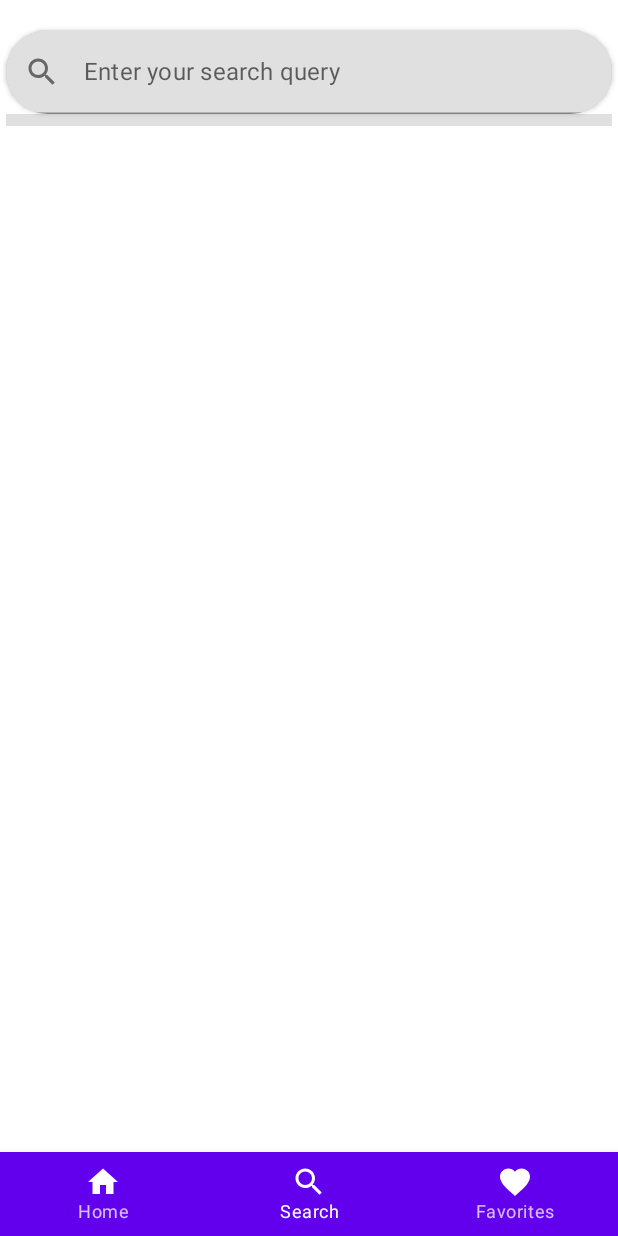
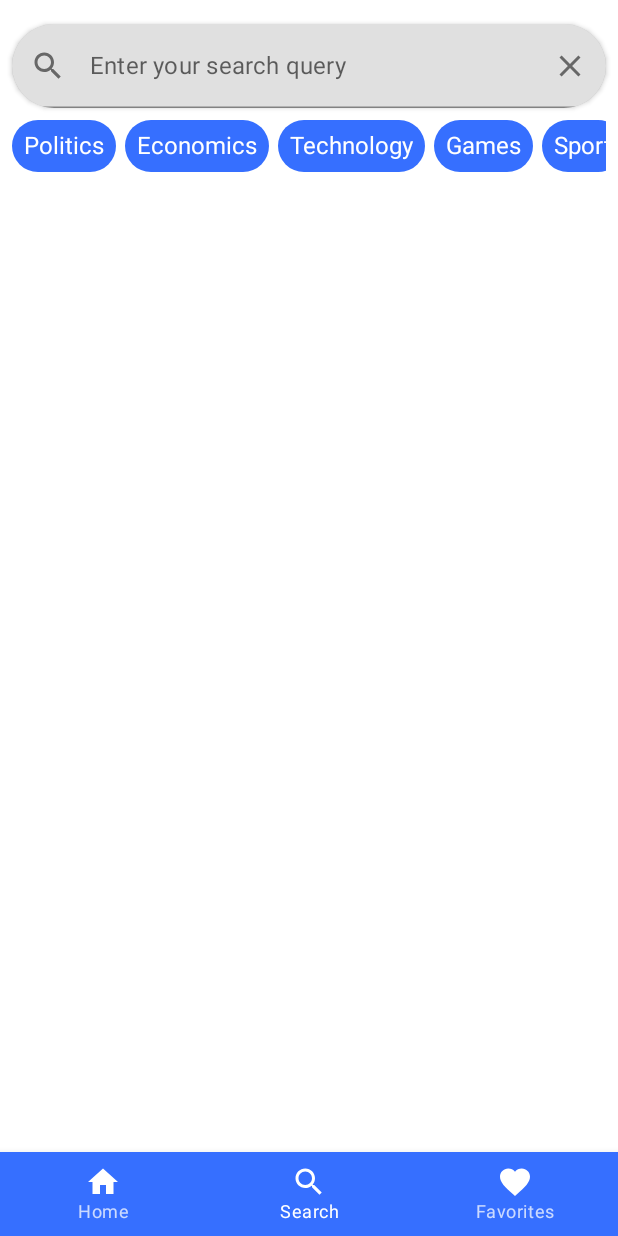
Before and after one commit to DmitriyP770/BreakingNewsCompose, an Android app built with Jetpack Compose: the screen it shows after launch (MainActivity), item 2 of the bottom bar chosen, on a phone screen of 412 x 824 dp. Run offline under Robolectric (Android 15) with nearby library versions, the phone set to English and light mode, and no system bars; our stand-ins replace Dagger/Hilt's generated code; 2 statements that could not run were skipped.

```diff
--- a/app/src/main/java/com/example/breakingnewscompose/data/local/ArticleDao.kt
+++ b/app/src/main/java/com/example/breakingnewscompose/data/local/ArticleDao.kt
@@ -16,7 +16,7 @@ interface ArticleDao {
     @Insert(onConflict = OnConflictStrategy.REPLACE)
     suspend fun insertArticles(articles: List<ArticleEntity>)
     @Query("SELECT * FROM article_entity")
-     fun getAllArticles(): List<ArticleEntity>
+     fun getAllArticles(): Flow<List<ArticleEntity>>
     @Query("DELETE FROM article_entity")
     suspend fun deleteAllArticles()
     @Insert(onConflict = OnConflictStrategy.REPLACE)
--- a/app/src/main/java/com/example/breakingnewscompose/data/repository/ArticleRepositoryImpl.kt
+++ b/app/src/main/java/com/example/breakingnewscompose/data/repository/ArticleRepositoryImpl.kt
@@ -23,41 +23,44 @@ class ArticleRepositoryImpl @Inject constructor(
     private val api : NewsApi ,
 ) : ArticleRepository {
     @RequiresApi(Build.VERSION_CODES.O)
-    override suspend fun getAllArticles(
-        page : Int ,
-        date : LocalDateTime ,
-    ) : Flow<Resource<List<Article>>> = flow {
-        //cached data
-        emit(Resource.Loading())
-        if (page == 1) {
-            db.dao.deleteFirstSeveralArticles()
+//    override suspend fun getAllArticles(
+//        page : Int ,
+//        date : LocalDateTime ,
+//    ) : Flow<Resource<List<Article>>> = flow {
+//        //cached data
+//        emit(Resource.Loading())
+//        if (page == 1) {
+//            db.dao.deleteFirstSeveralArticles()
+//
+//        }
+//        val localNews = db.dao.getAllArticles().map { it.toArticle() }
+//        val now = LocalDateTime.now().dayOfMonth
+//        //clear cache if articles from tomorrow or if it's qty more than 50
+//
+//
+//        // load data form network
+//        try {
+//            val remoteResponce = api.getBreakingNews(page = page)
+//            if (now != date.dayOfMonth || page ==1){
+//                db.dao.deleteAllArticles()
+//            }
+//            val remoteArticles = remoteResponce.articles
+////            db.dao.deleteAllArticles()
+//            db.dao.insertArticles(remoteArticles.map { it.toArticleEntity() })
+//            emit(Resource.Success(data = db.dao.getAllArticles().map { it.toArticle() }))
+//        } catch (e : Exception) {
+//            emit(Resource.Error(msg = e.localizedMessage ?: "unknown error" , data = localNews))
+//        }
+//
+//    }.flowOn(Dispatchers.IO)
 
-        }
-        val localNews = db.dao.getAllArticles().map { it.toArticle() }
-        val now = LocalDateTime.now().dayOfMonth
-        //clear cache if articles from tomorrow or if it's qty more than 50
-
-
-        // load data form network
-        try {
-            val remoteResponce = api.getBreakingNews(page = page)
-            if (now != date.dayOfMonth || page ==1){
-                db.dao.deleteAllArticles()
-            }
-            val remoteArticles = remoteResponce.articles
-//            db.dao.deleteAllArticles()
-            db.dao.insertArticles(remoteArticles.map { it.toArticleEntity() })
-            emit(Resource.Success(data = db.dao.getAllArticles().map { it.toArticle() }))
-        } catch (e : Exception) {
-            emit(Resource.Error(msg = e.localizedMessage ?: "unknown error" , data = localNews))
-        }
-
-    }.flowOn(Dispatchers.IO)
-
-    suspend fun loadArticlesFromNetwork(page : Int) : Resource<Boolean> {
+   private suspend fun loadArticlesFromNetwork(page : Int) : Resource<Boolean> {
         return try {
            val response =  api.getBreakingNews(page = page)
             val remoteArticles = response.articles
+            if (page==1 && remoteArticles.isNotEmpty()) {
+                db.dao.deleteAllArticles()
+            }
             db.dao.insertArticles(remoteArticles.map { it.toArticleEntity() })
              Resource.Success(data = true)
         } catch (e : Exception) {
@@ -65,13 +68,16 @@ class ArticleRepositoryImpl @Inject constructor(
         }
     }
 
-    fun observeBreakingNewsArticlesFromDb(page : Int): Flow<Resource<List<Article>>> = flow {
-        val networkCallResult =loadArticlesFromNetwork(page)
+    @RequiresApi(Build.VERSION_CODES.O)
+  override suspend fun observeBreakingNewsArticlesFromDb(page : Int): Flow<Resource<List<Article>>> = flow {
+        val networkCallResult = loadArticlesFromNetwork(page)
         emit(Resource.Loading())
-
         when(networkCallResult){
             is Resource.Success ->{
 
+                db.dao.getAllArticles().collect{
+                    emit(Resource.Success(it.map { it.toArticle() }))
+                }
             }
             else -> {
                 db.dao.getAllArticles().onEach {
@@ -79,13 +85,13 @@ class ArticleRepositoryImpl @Inject constructor(
                }.collect()
             }
         }
-        try {
-            db.dao.getAllArticles().collect{localArticles ->
-                emit(Resource.Success(localArticles.map { it.toArticle() }))
-            }
-        } catch (e:Exception){
-            emit(Resource.Error(msg = "An error occurred when trying to reach local database"))
-        }
+//        try {
+//            db.dao.getAllArticles().collect{localArticles ->
+//                emit(Resource.Success(localArticles.map { it.toArticle() }))
+//            }
+//        } catch (e:Exception){
+//            emit(Resource.Error(msg = "An error occurred when trying to reach local database"))
+//        }
 
     }.flowOn(Dispatchers.IO)
 
@@ -112,7 +118,6 @@ class ArticleRepositoryImpl @Inject constructor(
 
     override suspend fun getFavoriteArticles(isStreamNeeded : Boolean) : Flow<Resource<List<Article>>> =
         flow {
-            db.dao.deleteAllFavoriteArticles()
             emit(Resource.Loading())
             try {
                 db.dao.getFavoriteArticles().collect { localArticles ->
--- a/app/src/main/java/com/example/breakingnewscompose/domain/repository/ArticleRepository.kt
+++ b/app/src/main/java/com/example/breakingnewscompose/domain/repository/ArticleRepository.kt
@@ -8,7 +8,7 @@ import java.time.LocalDateTime
 
 interface ArticleRepository {
 
-    suspend fun getAllArticles(page: Int, date: LocalDateTime ): Flow<Resource<List<Article>>>
+//    suspend fun getAllArticles(page: Int, date: LocalDateTime ): Flow<Resource<List<Article>>>
 
     suspend fun searchArticles(query: String, page : Int): Flow<Resource<List<Article>>>
 
@@ -22,6 +22,6 @@ interface ArticleRepository {
 
     suspend fun onClose()
 
-
+   suspend fun observeBreakingNewsArticlesFromDb(page : Int): Flow<Resource<List<Article>>>
 
 }
--- a/app/src/main/java/com/example/breakingnewscompose/ui/home_screen/HomeViewModel.kt
+++ b/app/src/main/java/com/example/breakingnewscompose/ui/home_screen/HomeViewModel.kt
@@ -34,7 +34,7 @@ class HomeViewModel @Inject constructor(
     fun loadNewsWithPagination() {
         viewModelScope.launch {
 
-            repository.getAllArticles(_page, LocalDateTime.now()).collect { result ->
+            repository.observeBreakingNewsArticlesFromDb(_page).collect { result ->
                 when (result) {
                     is Resource.Success -> {
 
@@ -47,8 +47,8 @@ class HomeViewModel @Inject constructor(
                             canPaginate = result.data!!.size % 20 == 0 ,
                         )
                         _listState.value = ListState.IDLE
-                        checkBreakingNewsInFavorites(result.data)
                         if (_state.value.canPaginate) _page++
+                        println("PAGEPAGE $_page")
                     }
                     is Resource.Loading -> {
                         if (_page == 1) {
--- a/app/src/main/java/com/example/breakingnewscompose/ui/search_screen/SearchScreen.kt
+++ b/app/src/main/java/com/example/breakingnewscompose/ui/search_screen/SearchScreen.kt
@@ -5,26 +5,35 @@ import android.view.ViewGroup
 import android.webkit.WebView
 import android.webkit.WebViewClient
 import androidx.compose.foundation.background
+import androidx.compose.foundation.clickable
 import androidx.compose.foundation.layout.*
 import androidx.compose.foundation.lazy.LazyColumn
+import androidx.compose.foundation.lazy.LazyRow
+import androidx.compose.foundation.lazy.items
 import androidx.compose.foundation.shape.CircleShape
+import androidx.compose.foundation.shape.RoundedCornerShape
 import androidx.compose.foundation.text.KeyboardActions
 import androidx.compose.foundation.text.KeyboardOptions
 import androidx.compose.material.*
 import androidx.compose.material.icons.Icons
+import androidx.compose.material.icons.filled.Close
 import androidx.compose.material.icons.filled.Search
 import androidx.compose.runtime.*
+import androidx.compose.ui.Alignment
 import androidx.compose.ui.Modifier
+import androidx.compose.ui.draw.clip
 import androidx.compose.ui.draw.shadow
 import androidx.compose.ui.graphics.Color
 import androidx.compose.ui.platform.LocalFocusManager
 import androidx.compose.ui.text.input.ImeAction
 import androidx.compose.ui.tooling.preview.Preview
 import androidx.compose.ui.unit.dp
+import androidx.compose.ui.unit.sp
 import androidx.compose.ui.viewinterop.AndroidView
 import androidx.navigation.NavController
 import com.example.breakingnewscompose.ui.common.ArticleItem
 import com.example.breakingnewscompose.ui.main_screen.BottomBarScreens
+import com.example.breakingnewscompose.util.Constants
 import kotlinx.coroutines.flow.collectLatest
 
 @SuppressLint("UnusedMaterialScaffoldPaddingParameter")
@@ -35,7 +44,6 @@ fun SearchScreen(
     navController : NavController,
     scaffoldState : ScaffoldState
 ) {
-    val state = viewModel.state
     val focusManager = LocalFocusManager.current
     LaunchedEffect(key1 = true){
         viewModel.eventFlow.collectLatest {
@@ -54,7 +62,7 @@ fun SearchScreen(
     }
         Column(modifier = Modifier
             .fillMaxSize()
-            .padding(4.dp)
+            .padding(horizontal = 8.dp)
         ) {
             Spacer(modifier = Modifier.height(16.dp))
             SearchField(
@@ -66,16 +74,19 @@ fun SearchScreen(
                     focusManager.clearFocus()
                 }),
                 onQueryChanged = viewModel::searchArticles,
-                modifier = Modifier.padding(horizontal = 12.dp)
+                modifier = Modifier.padding(horizontal = 12.dp),
+                onClear = { viewModel.searchArticles("") }
             )
-            Divider(modifier = Modifier.height(8.dp))
+            Spacer(modifier = Modifier.height(8.dp))
+            SearchChipsRow(items = Constants.searchChips, viewModel = viewModel)
+            if (viewModel.searchQuery.value.isNotBlank()) {
                 ArticleSearchColumn(
                     viewModel = viewModel ,
                     modifier = Modifier.fillMaxSize() ,
                     navController = navController ,
                     scaffoldState = scaffoldState
                 )
-
+            }
         }
 
 }
@@ -86,7 +97,8 @@ fun SearchField(
     query: String,
     keyboardOptions : KeyboardOptions,
     keyboardActions : KeyboardActions,
-    onQueryChanged: (String) -> Unit
+    onQueryChanged: (String) -> Unit,
+    onClear: () -> Unit
 ) {
     TextField(
         value = query ,
@@ -105,6 +117,10 @@ fun SearchField(
             imageVector = Icons.Default.Search ,
             contentDescription = "Search Icon"
         )},
+        trailingIcon = { IconButton(onClick = onClear) {
+            Icon(imageVector = Icons.Default.Close , contentDescription = "Clear button" )
+        }
+        }
 
 
     )
@@ -142,3 +158,36 @@ fun ArticleSearchColumn(
         }
     }
 }
+
+@Composable
+fun SearchChipsRow(
+    modifier : Modifier = Modifier,
+    items: List<String>,
+    viewModel : SearchViewModel
+
+) {
+    LazyRow(modifier = modifier.fillMaxWidth(), horizontalArrangement = Arrangement.SpaceEvenly) {
+        items(Constants.searchChips){
+            SearchChipItem(text = it, ) {
+                viewModel.searchArticles(it)
+            }
+            Spacer(modifier = Modifier.width(6.dp))
+        }
+    }
+}
+
+@Composable
+fun SearchChipItem(
+    text: String,
+    modifier : Modifier = Modifier,
+    onclick: () -> Unit
+) {
+    Box(modifier = Modifier
+        .clip(RoundedCornerShape(20.dp,20.dp, 20.dp, 20.dp))
+        .background(MaterialTheme.colors.primary)
+        .clickable(onClick = onclick),
+    contentAlignment = Alignment.Center,
+    ) {
+        Text(text = text, fontSize = 16.sp, color = Color.White ,modifier = Modifier.padding(8.dp))
+        }
+}
--- a/app/src/main/java/com/example/breakingnewscompose/ui/search_screen/SearchViewModel.kt
+++ b/app/src/main/java/com/example/breakingnewscompose/ui/search_screen/SearchViewModel.kt
@@ -44,6 +44,7 @@ class SearchViewModel @Inject constructor(
         }
         _searchQuery.value = query
         _searchJob?.cancel()
+        if (query.isNotBlank()) {
             _searchJob = viewModelScope.launch {
                 delay(Constants.SEARCH_DELAY)
                 repository.searchArticles(query = query , page = _page).onEach { result ->
@@ -84,6 +85,6 @@ class SearchViewModel @Inject constructor(
             }
 
         }
-
+    }
 
 }
--- a/app/src/main/java/com/example/breakingnewscompose/ui/theme/Color.kt
+++ b/app/src/main/java/com/example/breakingnewscompose/ui/theme/Color.kt
@@ -6,3 +6,4 @@ val Purple200 = Color(0xFFBB86FC)
 val Purple500 = Color(0xFF6200EE)
 val Purple700 = Color(0xFF3700B3)
 val Teal200 = Color(0xFF03DAC5)
+val Blue = Color(0xFF366fff)
--- a/app/src/main/java/com/example/breakingnewscompose/ui/theme/Theme.kt
+++ b/app/src/main/java/com/example/breakingnewscompose/ui/theme/Theme.kt
@@ -7,13 +7,13 @@ import androidx.compose.material.lightColors
 import androidx.compose.runtime.Composable
 
 private val DarkColorPalette = darkColors(
-    primary = Purple200 ,
+    primary = Blue ,
     primaryVariant = Purple700 ,
     secondary = Teal200
 )
 
 private val LightColorPalette = lightColors(
-    primary = Purple500 ,
+    primary = Blue ,
     primaryVariant = Purple700 ,
     secondary = Teal200
 
--- a/app/src/main/java/com/example/breakingnewscompose/util/Constants.kt
+++ b/app/src/main/java/com/example/breakingnewscompose/util/Constants.kt
@@ -6,4 +6,12 @@ object Constants {
     const val BASE_URL = "https://newsapi.org/"
     const val API_KEY = BuildConfig.API_KEY
     const val SEARCH_DELAY = 800L
+    val searchChips = listOf<String>(
+        "Politics",
+        "Economics",
+        "Technology",
+        "Games",
+        "Sport",
+
+    )
 }
```
Lines whose indentation alone changed are shown as unchanged.
